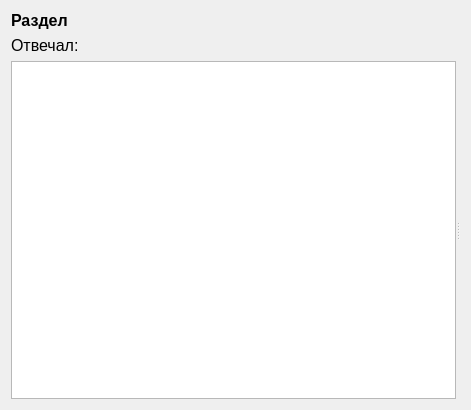
This is control/solutionexplorer.ui in TheMrButcher/offline-mentor as Qt 5 draws it before an edit. The edited form follows.
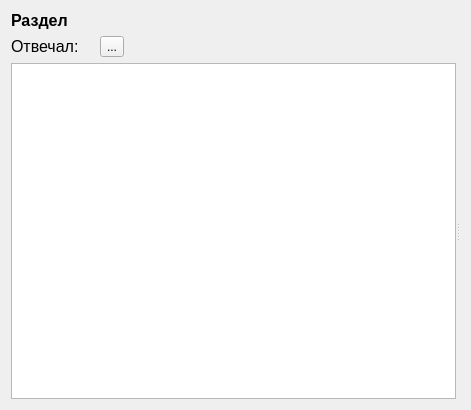
This is the edited form. Icons and pictures are not drawn.

Patch:
```diff
--- a/control/solutionexplorer.ui
+++ b/control/solutionexplorer.ui
@@ -35,6 +35,26 @@
     </widget>
    </item>
    <item>
+    <layout class="QHBoxLayout" name="horizontalLayout">
+     <item>
+      <widget class="QLabel" name="label">
+       <property name="sizePolicy">
+        <sizepolicy hsizetype="Fixed" vsizetype="Fixed">
+         <horstretch>0</horstretch>
+         <verstretch>0</verstretch>
+        </sizepolicy>
+       </property>
+       <property name="font">
+        <font>
+         <pointsize>12</pointsize>
+        </font>
+       </property>
+       <property name="text">
+        <string>Отвечал:</string>
+       </property>
+      </widget>
+     </item>
+     <item>
     <widget class="QLabel" name="userNameLabel">
      <property name="sizePolicy">
       <sizepolicy hsizetype="Preferred" vsizetype="Fixed">
@@ -48,9 +68,45 @@
       </font>
      </property>
      <property name="text">
-      <string>Отвечал:</string>
-     </property>
-    </widget>
+        <string/>
+       </property>
+      </widget>
+     </item>
+     <item>
+      <widget class="QToolButton" name="editUserNameButton">
+       <property name="toolTip">
+        <string>Изменить имя автора</string>
+       </property>
+       <property name="text">
+        <string>...</string>
+       </property>
+       <property name="icon">
+        <iconset>
+         <normalon>:/icons/edit.png</normalon>
+        </iconset>
+       </property>
+       <property name="iconSize">
+        <size>
+         <width>16</width>
+         <height>16</height>
+        </size>
+       </property>
+      </widget>
+     </item>
+     <item>
+      <spacer name="horizontalSpacer">
+       <property name="orientation">
+        <enum>Qt::Horizontal</enum>
+       </property>
+       <property name="sizeHint" stdset="0">
+        <size>
+         <width>40</width>
+         <height>20</height>
+        </size>
+       </property>
+      </spacer>
+     </item>
+    </layout>
    </item>
    <item>
     <widget class="QSplitter" name="splitter">
```
Lines whose indentation alone changed are shown as unchanged.
